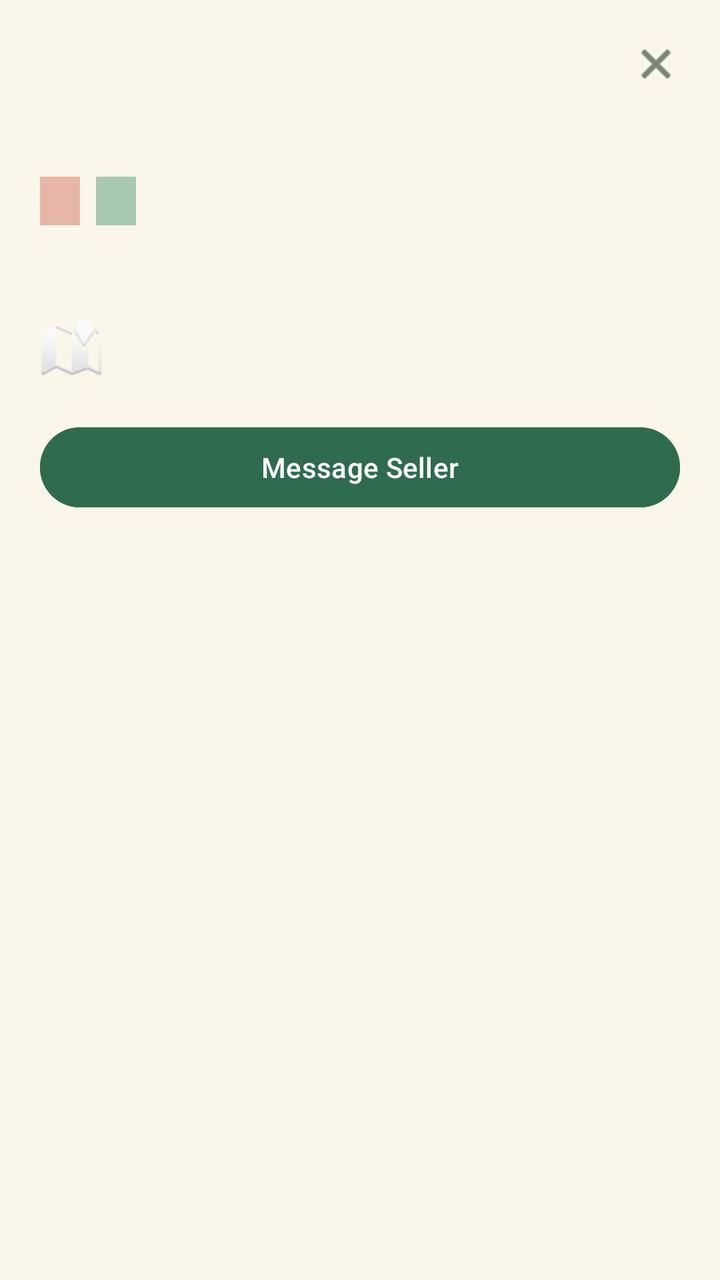
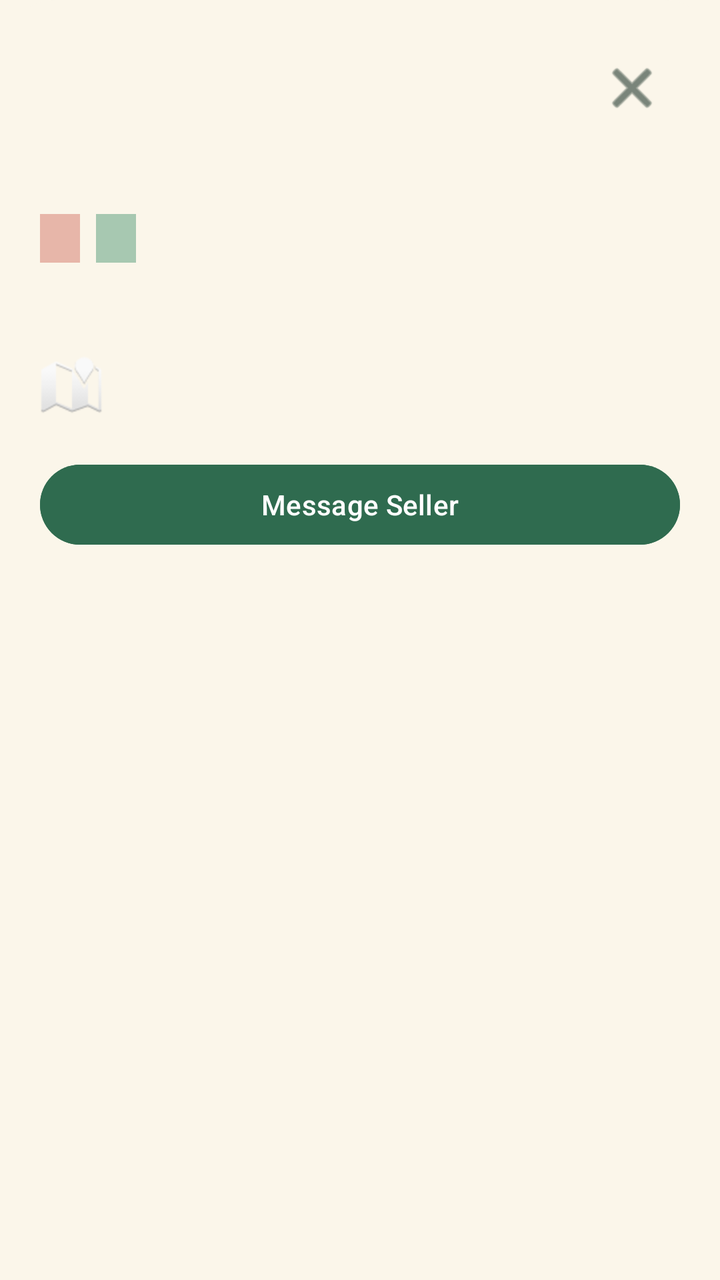

Two renders of the same Android screen: before a commit and after it. Below are the layout's source before the change and the commit's diff.
<!-- AndroidManifest.xml: application theme Theme.NOXApp -->
<!-- res/layout/dialog_item_details.xml -->
<?xml version="1.0" encoding="utf-8"?>
<LinearLayout xmlns:android="http://schemas.android.com/apk/res/android"
    xmlns:app="http://schemas.android.com/apk/res-auto"
    android:layout_width="match_parent"
    android:layout_height="wrap_content"
    android:background="@color/nox_cream_bg"
    android:orientation="vertical"
    android:padding="20dp">

    <RelativeLayout
        android:layout_width="match_parent"
        android:layout_height="wrap_content">

        <TextView
            android:id="@+id/detailTitle"
            android:layout_width="wrap_content"
            android:layout_height="wrap_content"
            android:layout_alignParentStart="true"
            android:layout_toStartOf="@id/detailClose"
            android:textColor="@color/nox_dark_green"
            android:textSize="22sp"
            android:textStyle="bold" />

        <ImageView
            android:id="@+id/detailClose"
            android:layout_width="24dp"
            android:layout_height="24dp"
            android:layout_alignParentEnd="true"
            android:contentDescription="Close"
            app:tint="@color/nox_dark_green"
            android:src="@android:drawable/ic_menu_close_clear_cancel" />
    </RelativeLayout>

    <TextView
        android:id="@+id/detailPrice"
        android:layout_width="wrap_content"
        android:layout_height="wrap_content"
        android:layout_marginTop="4dp"
        android:textColor="@color/nox_dark_green"
        android:textSize="20sp"
        android:textStyle="bold" />

    <LinearLayout
        android:layout_width="wrap_content"
        android:layout_height="wrap_content"
        android:layout_marginTop="8dp"
        android:orientation="horizontal">

        <TextView
            android:id="@+id/detailCondition"
            android:layout_width="wrap_content"
            android:layout_height="wrap_content"
            android:background="@color/nox_accent_pink"
            android:paddingHorizontal="10dp"
            android:paddingVertical="4dp"
            android:textColor="@color/nox_dark_green"
            android:textSize="12sp" />

        <TextView
            android:id="@+id/detailCategory"
            android:layout_width="wrap_content"
            android:layout_height="wrap_content"
            android:layout_marginStart="8dp"
            android:background="@color/nox_card_green"
            android:paddingHorizontal="10dp"
            android:paddingVertical="4dp"
            android:textColor="@color/nox_dark_green"
            android:textSize="12sp" />
    </LinearLayout>

    <TextView
        android:id="@+id/detailDescription"
        android:layout_width="match_parent"
        android:layout_height="wrap_content"
        android:layout_marginTop="14dp"
        android:textColor="@color/nox_dark_green"
        android:textSize="14sp" />

    <TextView
        android:id="@+id/detailLocation"
        android:layout_width="match_parent"
        android:layout_height="wrap_content"
        android:layout_marginTop="12dp"
        android:drawableStart="@android:drawable/ic_dialog_map"
        android:drawablePadding="8dp"
        android:textColor="@color/nox_subtext"
        android:textSize="13sp" />

    <Button
        android:id="@+id/messageSellerButton"
        android:layout_width="match_parent"
        android:layout_height="48dp"
        android:layout_marginTop="20dp"
        android:backgroundTint="@color/nox_primary_green"
        android:text="Message Seller"
        android:textColor="@color/white"
        android:textSize="14sp" />
</LinearLayout>
<!-- resources referenced by this layout -->
<resources>
  <color name="nox_accent_pink">#E7B6A9</color>
  <color name="nox_card_green">#A7C8B1</color>
  <color name="nox_cream_bg">#FBF6EA</color>
  <color name="nox_dark_green">#23392F</color>
  <color name="nox_primary_green">#2F6B4F</color>
  <color name="nox_subtext">#69746B</color>
  <color name="white">#FFFFFFFF</color>
  <style name="Theme.NOXApp" parent="Base.Theme.NOXApp" />
  <style name="Base.Theme.NOXApp" parent="Theme.Material3.DayNight.NoActionBar">
          
          <item name="colorSecondaryContainer">@color/nox_chip_bg</item>
          
          <item name="android:windowBackground">@color/nox_cream_bg</item>
          <item name="android:windowAnimationStyle">@style/Animation.NOX.Activity</item>
      </style>
  <color name="nox_chip_bg">#E8F0E5</color>
  <style name="Animation.NOX.Activity" parent="@android:style/Animation.Activity">
          <item name="android:activityOpenEnterAnimation">@anim/nox_activity_enter</item>
          <item name="android:activityOpenExitAnimation">@anim/nox_activity_hold</item>
          <item name="android:activityCloseEnterAnimation">@anim/nox_activity_hold</item>
          <item name="android:activityCloseExitAnimation">@anim/nox_activity_exit</item>
      </style>
</resources>

<!-- the commit's change to res/layout/dialog_item_details.xml (unified diff, before → after) -->
@@ -3,7 +3,7 @@
     xmlns:app="http://schemas.android.com/apk/res-auto"
     android:layout_width="match_parent"
     android:layout_height="wrap_content"
-    android:background="@color/nox_cream_bg"
+    android:background="@drawable/dialog_sheet_bg"
     android:orientation="vertical"
     android:padding="20dp">
 
@@ -16,20 +16,23 @@
             android:layout_width="wrap_content"
             android:layout_height="wrap_content"
             android:layout_alignParentStart="true"
+            android:layout_centerVertical="true"
             android:layout_toStartOf="@id/detailClose"
             android:textColor="@color/nox_dark_green"
             android:textSize="22sp"
             android:textStyle="bold" />
 
-        <ImageView
+        <ImageButton
             android:id="@+id/detailClose"
-            android:layout_width="24dp"
-            android:layout_height="24dp"
+            android:layout_width="48dp"
+            android:layout_height="48dp"
             android:layout_alignParentEnd="true"
+            android:layout_centerVertical="true"
+            android:background="?attr/selectableItemBackgroundBorderless"
             android:contentDescription="Close"
-            app:tint="@color/nox_dark_green"
-            android:src="@android:drawable/ic_menu_close_clear_cancel" />
-    </RelativeLayout>
+            android:padding="12dp"
+            android:src="@android:drawable/ic_menu_close_clear_cancel"
+            app:tint="@color/nox_dark_green" />    </RelativeLayout>
 
     <TextView
         android:id="@+id/detailPrice"
<!-- resource entries referenced after the edit -->
@@ -7,6 +7,15 @@
   <color name="nox_primary_green">#2F6B4F</color>
   <color name="nox_subtext">#69746B</color>
   <color name="white">#FFFFFFFF</color>
+  <!-- drawable dialog_sheet_bg (drawable) -->
+  <?xml version="1.0" encoding="utf-8"?>
+  <shape xmlns:android="http://schemas.android.com/apk/res/android"
+      android:shape="rectangle">
+      <solid android:color="@color/nox_cream_bg" />
+      <corners
+          android:topLeftRadius="28dp"
+          android:topRightRadius="28dp" />
+  </shape>
   <style name="Theme.NOXApp" parent="Base.Theme.NOXApp" />
   <style name="Base.Theme.NOXApp" parent="Theme.Material3.DayNight.NoActionBar">
           
